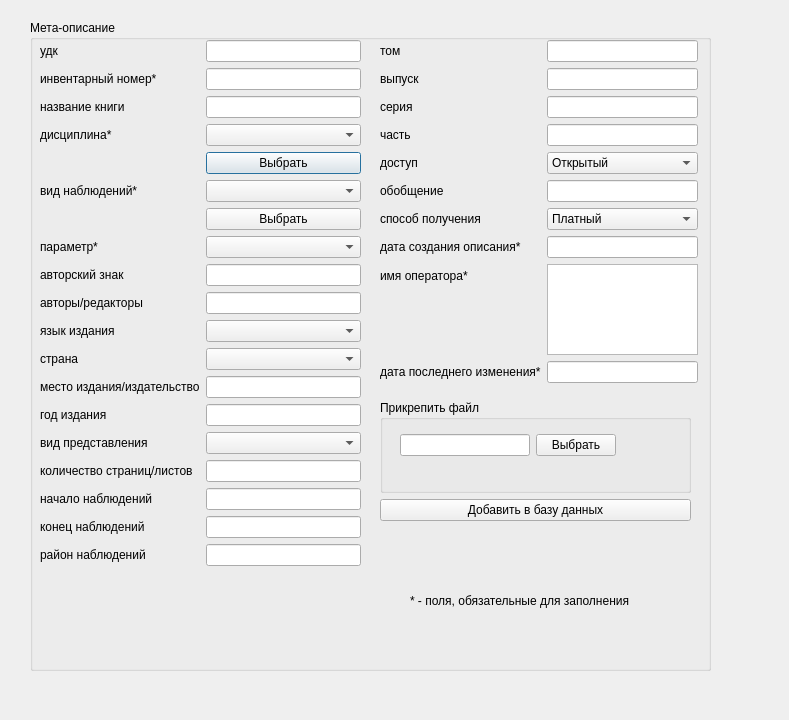
AnMikhaylova/project_oop, file newmeta.ui: the form before one commit.
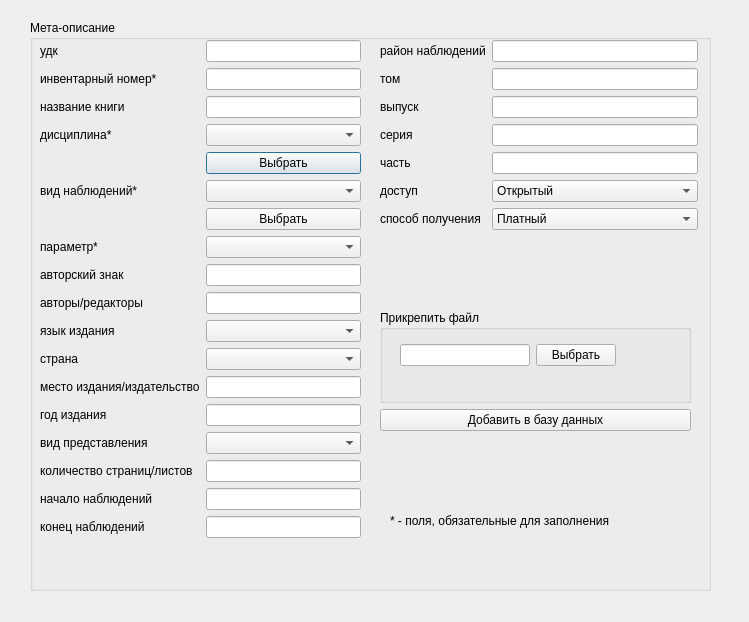
The form after the commit.

Commit message: all headers moved to .h, newmeta.cpp bug fixed, need to modify attachment and copying of the file in newmeta.cpp

The edit to the form file:
```diff
--- a/newmeta.ui
+++ b/newmeta.ui
@@ -6,8 +6,8 @@
    <rect>
     <x>0</x>
     <y>0</y>
-    <width>789</width>
-    <height>720</height>
+    <width>749</width>
+    <height>622</height>
    </rect>
   </property>
   <property name="windowTitle">
@@ -19,7 +19,7 @@
      <x>30</x>
      <y>20</y>
      <width>681</width>
-     <height>651</height>
+     <height>571</height>
     </rect>
    </property>
    <property name="title">
@@ -31,12 +31,12 @@
       <x>10</x>
       <y>20</y>
       <width>321</width>
-      <height>621</height>
+      <height>531</height>
      </rect>
     </property>
     <layout class="QFormLayout" name="formLayout">
      <item row="0" column="0">
-      <widget class="QLabel" name="label_5">
+      <widget class="QLabel" name="label_8">
        <property name="text">
         <string>удк</string>
        </property>
@@ -46,18 +46,18 @@
       <widget class="QLineEdit" name="lineEdit"/>
      </item>
      <item row="1" column="0">
-      <widget class="QLabel" name="label_6">
-       <property name="text">
-        <string>инвентарный номер*</string>
-       </property>
-      </widget>
-     </item>
-     <item row="1" column="1">
-      <widget class="QLineEdit" name="lineEdit_2"/>
-     </item>
-     <item row="2" column="0">
       <widget class="QLabel" name="label_7">
        <property name="text">
+        <string>инвентарный номер*</string>
+       </property>
+      </widget>
+     </item>
+     <item row="1" column="1">
+      <widget class="QLineEdit" name="invent_num"/>
+     </item>
+     <item row="2" column="0">
+      <widget class="QLabel" name="label_6">
+       <property name="text">
         <string>название книги</string>
        </property>
       </widget>
@@ -66,7 +66,7 @@
       <widget class="QLineEdit" name="lineEdit_3"/>
      </item>
      <item row="3" column="0">
-      <widget class="QLabel" name="label">
+      <widget class="QLabel" name="label_5">
        <property name="text">
         <string>дисциплина*</string>
        </property>
@@ -100,7 +100,7 @@
       </widget>
      </item>
      <item row="7" column="0">
-      <widget class="QLabel" name="label_8">
+      <widget class="QLabel" name="label">
        <property name="text">
         <string>параметр*</string>
        </property>
@@ -207,17 +207,7 @@
       </widget>
      </item>
      <item row="17" column="1">
-      <widget class="QLineEdit" name="lineEdit_16"/>
-     </item>
-     <item row="18" column="0">
-      <widget class="QLabel" name="label_17">
-       <property name="text">
-        <string>район наблюдений</string>
-       </property>
-      </widget>
-     </item>
-     <item row="18" column="1">
-      <widget class="QLineEdit" name="lineEdit_17"/>
+      <widget class="QLineEdit" name="end_of_obs"/>
      </item>
     </layout>
    </widget>
@@ -227,58 +217,58 @@
       <x>350</x>
       <y>20</y>
       <width>318</width>
-      <height>343</height>
+      <height>214</height>
      </rect>
     </property>
     <layout class="QFormLayout" name="formLayout_2">
-     <item row="0" column="0">
+     <item row="1" column="0">
       <widget class="QLabel" name="label_19">
        <property name="text">
         <string>том</string>
        </property>
       </widget>
      </item>
-     <item row="0" column="1">
-      <widget class="QLineEdit" name="lineEdit_18"/>
+     <item row="1" column="1">
+      <widget class="QLineEdit" name="volume"/>
      </item>
-     <item row="1" column="0">
+     <item row="2" column="0">
       <widget class="QLabel" name="label_20">
        <property name="text">
         <string>выпуск</string>
        </property>
       </widget>
      </item>
-     <item row="1" column="1">
-      <widget class="QLineEdit" name="lineEdit_19"/>
+     <item row="2" column="1">
+      <widget class="QLineEdit" name="realease"/>
      </item>
-     <item row="2" column="0">
+     <item row="3" column="0">
       <widget class="QLabel" name="label_18">
        <property name="text">
         <string>серия</string>
        </property>
       </widget>
      </item>
-     <item row="2" column="1">
-      <widget class="QLineEdit" name="lineEdit_20"/>
+     <item row="3" column="1">
+      <widget class="QLineEdit" name="series"/>
      </item>
-     <item row="3" column="0">
+     <item row="4" column="0">
       <widget class="QLabel" name="label_21">
        <property name="text">
         <string>часть</string>
        </property>
       </widget>
      </item>
-     <item row="3" column="1">
-      <widget class="QLineEdit" name="lineEdit_21"/>
+     <item row="4" column="1">
+      <widget class="QLineEdit" name="part"/>
      </item>
-     <item row="4" column="0">
+     <item row="5" column="0">
       <widget class="QLabel" name="label_23">
        <property name="text">
         <string>доступ</string>
        </property>
       </widget>
      </item>
-     <item row="4" column="1">
+     <item row="5" column="1">
       <widget class="QComboBox" name="access">
        <item>
         <property name="text">
@@ -292,16 +282,6 @@
        </item>
       </widget>
      </item>
-     <item row="5" column="0">
-      <widget class="QLabel" name="label_22">
-       <property name="text">
-        <string>обобщение</string>
-       </property>
-      </widget>
-     </item>
-     <item row="5" column="1">
-      <widget class="QLineEdit" name="lineEdit_23"/>
-     </item>
      <item row="6" column="0">
       <widget class="QLabel" name="label_24">
        <property name="text">
@@ -323,35 +303,15 @@
        </item>
       </widget>
      </item>
-     <item row="7" column="0">
-      <widget class="QLabel" name="label_25">
+     <item row="0" column="0">
+      <widget class="QLabel" name="label_17">
        <property name="text">
-        <string>дата создания описания*</string>
+        <string>район наблюдений</string>
        </property>
       </widget>
      </item>
-     <item row="7" column="1">
-      <widget class="QLineEdit" name="lineEdit_25"/>
-     </item>
-     <item row="8" column="0">
-      <widget class="QLabel" name="label_26">
-       <property name="text">
-        <string>имя оператора*</string>
-       </property>
-      </widget>
-     </item>
-     <item row="9" column="0">
-      <widget class="QLabel" name="label_27">
-       <property name="text">
-        <string>дата последнего изменения*</string>
-       </property>
-      </widget>
-     </item>
-     <item row="9" column="1">
-      <widget class="QLineEdit" name="lineEdit_27"/>
-     </item>
-     <item row="8" column="1">
-      <widget class="QListWidget" name="oper_name"/>
+     <item row="0" column="1">
+      <widget class="QLineEdit" name="obs_area"/>
      </item>
     </layout>
    </widget>
@@ -359,7 +319,7 @@
     <property name="geometry">
      <rect>
       <x>350</x>
-      <y>380</y>
+      <y>290</y>
       <width>311</width>
       <height>121</height>
      </rect>
@@ -406,8 +366,8 @@
    <widget class="QLabel" name="label_28">
     <property name="geometry">
      <rect>
-      <x>380</x>
-      <y>550</y>
+      <x>360</x>
+      <y>470</y>
       <width>251</width>
       <height>61</height>
      </rect>
```
Left out of the diff: 20 changed lines with no effect on the pictures. The commit also changes 17 other files.
